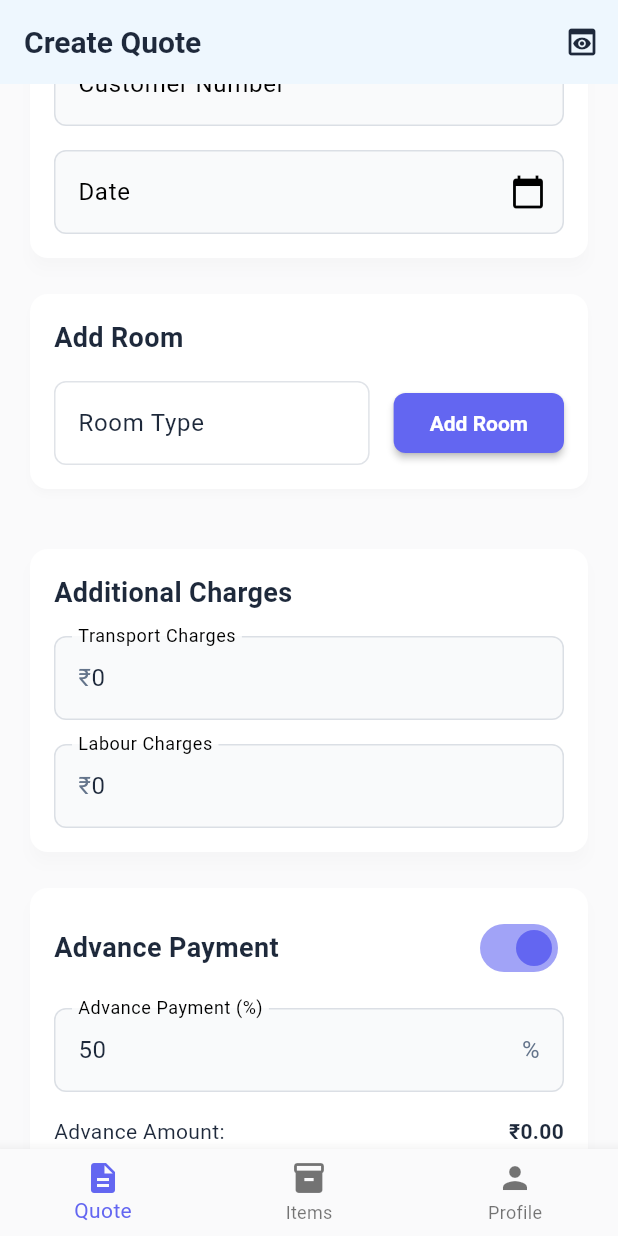
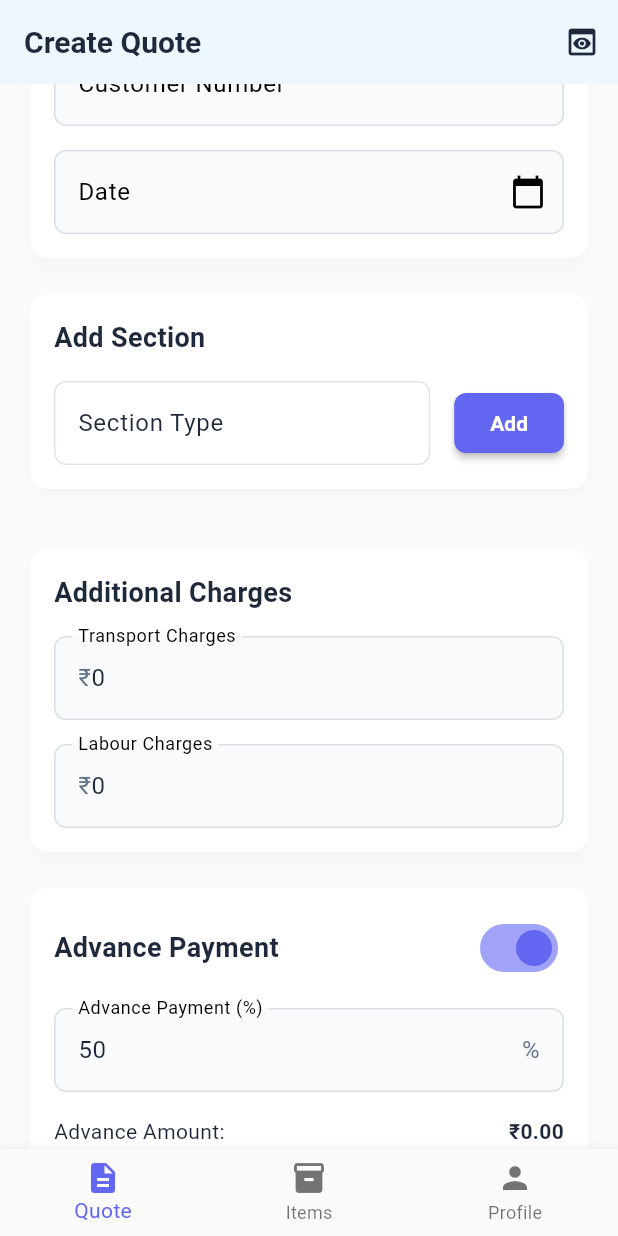
Before and after one commit to Sahil-Lakhani/Auto-Quote, a Flutter app: the screen it shows once a user with an empty profile is signed in, scrolled down 576 dp, on a phone screen of 412 x 824 dp. Run offline on Flutter 3.47's test engine with Material 3 defaults, Android fonts, the phone set to English and light mode, and no system bars; our stand-ins replace cloud_firestore, firebase_auth, firebase_core, google_sign_in, image_picker, open_file and 3 more; accounts and stored records are empty; generated files the repository leaves out were written again.

Commit message:
replaced the worsds from room to section

```diff
--- a/lib/screens/quote_edit_screen.dart
+++ b/lib/screens/quote_edit_screen.dart
@@ -543,7 +543,7 @@ class _QuoteEditScreenState extends State<QuoteEditScreen> {
                         crossAxisAlignment: CrossAxisAlignment.start,
                         children: [
                           const Text(
-                            'Add Room',
+                            'Add Section',
                             style: TextStyle(
                               fontSize: 18,
                               fontWeight: FontWeight.bold,
@@ -556,7 +556,7 @@ class _QuoteEditScreenState extends State<QuoteEditScreen> {
                                 child: TextField(
                                   controller: _roomTypeController,
                                   decoration: const InputDecoration(
-                                    labelText: 'Room Type',
+                                    labelText: 'Section Type',
                                     border: OutlineInputBorder(),
                                   ),
                                 ),
@@ -564,7 +564,7 @@ class _QuoteEditScreenState extends State<QuoteEditScreen> {
                               const SizedBox(width: 16),
                               ElevatedButton(
                                 onPressed: _addRoom,
-                                child: const Text('Add Room'),
+                                child: const Text('Add Section'),
                               ),
                             ],
                           ),
--- a/lib/screens/quote_form_screen.dart
+++ b/lib/screens/quote_form_screen.dart
@@ -521,7 +521,7 @@ class _QuoteFormScreenState extends State<QuoteFormScreen> {
                       crossAxisAlignment: CrossAxisAlignment.start,
                       children: [
                         const Text(
-                          'Add Room',
+                          'Add Section',
                           style: TextStyle(
                             fontSize: 18,
                             fontWeight: FontWeight.bold,
@@ -537,7 +537,7 @@ class _QuoteFormScreenState extends State<QuoteFormScreen> {
                                 style:
                                     const TextStyle(color: kPrimaryTextColor),
                                 decoration: const InputDecoration(
-                                  labelText: 'Room Type',
+                                  labelText: 'Section Type',
                                   labelStyle:
                                       TextStyle(color: kPrimaryTextColor),
                                   border: OutlineInputBorder(),
@@ -554,7 +554,7 @@ class _QuoteFormScreenState extends State<QuoteFormScreen> {
                                 foregroundColor: Colors.white,
                                 elevation: 2,
                               ),
-                              child: const Text('Add Room'),
+                              child: const Text('Add'),
                             ),
                           ],
                         ),
--- a/lib/services/pdf_service.dart
+++ b/lib/services/pdf_service.dart
@@ -197,7 +197,7 @@ class PdfService {
             mainAxisAlignment: pw.MainAxisAlignment.end,
             children: [
               pw.Text(
-                'Room Total: ',
+                'Section Total: ',
                 style: pw.TextStyle(fontWeight: pw.FontWeight.bold),
               ),
               pw.Text(
--- a/lib/widgets/rooms_section.dart
+++ b/lib/widgets/rooms_section.dart
@@ -70,7 +70,7 @@ class _RoomsSectionState extends State<RoomsSection> {
                 // Filter products by company ID if available
                 stream: companyId != null
                     ? _firebaseService.getProducts(companyId: companyId)
-                    : _firebaseService.getProducts(),
+                    : _firebaseService.getProducts(companyId: companyId),
                 builder: (context, snapshot) {
                   if (!snapshot.hasData) {
                     return const Center(
@@ -414,7 +414,7 @@ class _RoomsSectionState extends State<RoomsSection> {
                           mainAxisAlignment: MainAxisAlignment.spaceBetween,
                           children: [
                             const Text(
-                              'Room Total:',
+                              'Section Total:',
                               style: TextStyle(
                                 fontWeight: FontWeight.bold,
                                 fontSize: 16,
```
